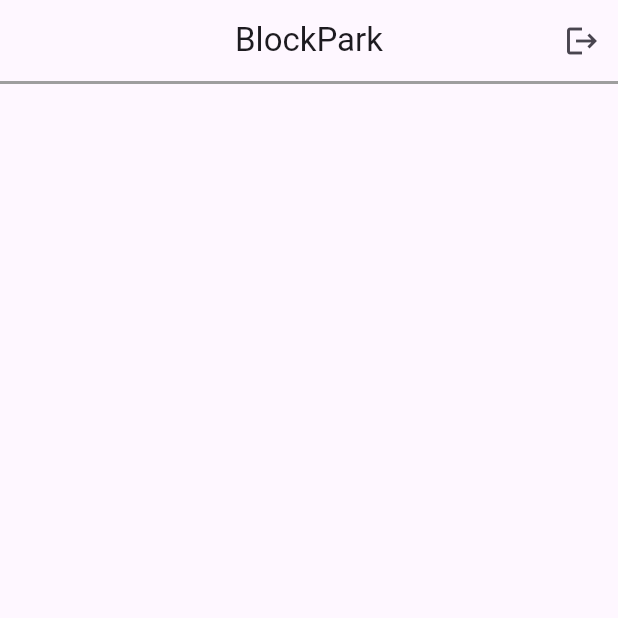
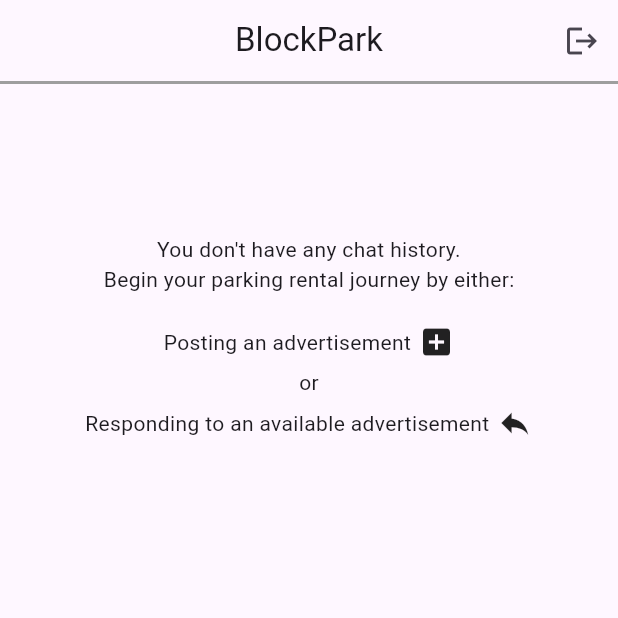
Before and after one commit to Grapensparr/BlockPark, a Flutter app: the ChatView screen opened directly, on a phone screen of 412 x 824 dp, the top half of it. Run offline on Flutter 3.47's test engine with Material 3 defaults, Android fonts, the phone set to English and light mode, and no system bars; our stand-ins replace shared_preferences, socket_io_client; accounts and stored records are empty; network calls fail.

Commit message:
Functionality to creat a new chat and open previous chats have been added

```diff
--- a/Frontend/lib/views/user/ChatView.dart
+++ b/Frontend/lib/views/user/ChatView.dart
@@ -7,7 +7,7 @@ import 'package:socket_io_client/socket_io_client.dart' as io;
 import 'package:flutter/material.dart';
 
 class ChatView extends StatefulWidget {
-  const ChatView({super.key});
+  const ChatView({Key? key}) : super(key: key);
 
   @override
   State<ChatView> createState() => _ChatViewState();
@@ -17,6 +17,7 @@ class _ChatViewState extends State<ChatView> {
   late io.Socket socket;
 
   List<ChatModel> chats = [];
+  bool loading = true;
 
   @override
   void initState() {
@@ -26,7 +27,7 @@ class _ChatViewState extends State<ChatView> {
   }
 
   void connect() {
-    socket = io.io('http://localhost:3000', <String, dynamic> {
+    socket = io.io('http://localhost:3000', <String, dynamic>{
       'transports': ['websocket'],
       'autoConnect': false,
     });
@@ -44,11 +45,19 @@ class _ChatViewState extends State<ChatView> {
           currentMessage: data.latestMessageContent,
           icon: Icons.person,
           time: data.latestMessageCreatedAt.toString(),
-          status: data.isReadByBoth
+          isReadByOwner: data.isReadByOwner,
+          isReadByRenter: data.isReadByRenter,
+          parkingAddress: data.parkingAddress,
+          parkingZipCode: data.parkingZipCode,
+          parkingCity: data.parkingCity,
         )).toList();
+        loading = false;
       });
     } catch (e) {
       print('Error fetching chats: $e');
+      setState(() {
+        loading = false;
+      });
     }
   }
 
@@ -56,12 +65,57 @@ class _ChatViewState extends State<ChatView> {
   Widget build(BuildContext context) {
     return Scaffold(
       appBar: const Header(),
-      body: ListView.builder(
-        itemBuilder: (context, index) => ChatCard(
-          chatModel: chats[index]
-        ),
-        itemCount: chats.length,
-      )
+      body: loading
+        ? const Center(child: CircularProgressIndicator())
+        : chats.isEmpty
+          ? const Center(
+            child: Column(
+              children: [
+                SizedBox(height: 100),
+                Row(
+                  mainAxisAlignment: MainAxisAlignment.center,
+                  children: [
+                    Text(
+                      "You don't have any chat history.\nBegin your parking rental journey by either:",
+                      textAlign: TextAlign.center,
+                    ),
+                  ],
+                ),
+                SizedBox(height: 20),
+                Row(
+                  mainAxisAlignment: MainAxisAlignment.center,
+                  children: [
+                    Text("Posting an advertisement"),
+                    SizedBox(width: 5),
+                    Icon(Icons.add_box),
+                  ],
+                ),
+                SizedBox(height: 5),
+                Row(
+                  mainAxisAlignment: MainAxisAlignment.center,
+                  children: [
+                    Text(
+                      "or",
+                      textAlign: TextAlign.center,
+                    ),
+                  ],
+                ),
+                SizedBox(height: 5),
+                Row(
+                  mainAxisAlignment: MainAxisAlignment.center,
+                  children: [
+                    Text("Responding to an available advertisement"),
+                    SizedBox(width: 5),
+                    Icon(Icons.reply),
+                  ],
+                ),
+              ],
+            ),
+          )
+          : ListView.builder(
+            itemBuilder: (context, index) => ChatCard(chatModel: chats[index]),
+            itemCount: chats.length,
+          ),
     );
   }
 }
--- a/Frontend/lib/widgets/chats/ChatData.dart
+++ b/Frontend/lib/widgets/chats/ChatData.dart
@@ -4,7 +4,11 @@ class ChatData {
   final String latestMessageContent;
   final String latestMessageSender;
   final DateTime latestMessageCreatedAt;
-  final bool isReadByBoth;
+  final bool isReadByOwner;
+  final bool isReadByRenter;
+  final String parkingAddress;
+  final String parkingZipCode;
+  final String parkingCity;
 
   ChatData({
     required this.chatId,
@@ -12,7 +16,11 @@ class ChatData {
     required this.latestMessageContent,
     required this.latestMessageSender,
     required this.latestMessageCreatedAt,
-    required this.isReadByBoth,
+    required this.isReadByOwner,
+    required this.isReadByRenter,
+    required this.parkingAddress,
+    required this.parkingZipCode,
+    required this.parkingCity,
   });
 
   factory ChatData.fromJson(Map<String, dynamic> json) {
@@ -22,7 +30,11 @@ class ChatData {
       latestMessageContent: json['latestMessage']['content'],
       latestMessageSender: json['latestMessage']['sender'],
       latestMessageCreatedAt: DateTime.parse(json['latestMessage']['createdAt']),
-      isReadByBoth: json['isReadByBoth'],
+      isReadByOwner: json['isReadByOwner'],
+      isReadByRenter: json['isReadByRenter'],
+      parkingAddress: json['parkingSpace']['address'],
+      parkingZipCode: json['parkingSpace']['zipCode'],
+      parkingCity: json['parkingSpace']['city'],
     );
   }
 }
--- a/Frontend/lib/widgets/chats/ChatModel.dart
+++ b/Frontend/lib/widgets/chats/ChatModel.dart
@@ -1,12 +1,16 @@
 import 'package:flutter/material.dart';
 
 class ChatModel {
-  String chatId;
-  String userId;
-  String currentMessage;
-  IconData icon;
-  String time;
-  bool status;
+  final String chatId;
+  final String userId;
+  final String currentMessage;
+  final IconData icon;
+  final String time;
+  final bool isReadByOwner;
+  final bool isReadByRenter;
+  final String parkingAddress;
+  final String parkingZipCode;
+  final String parkingCity;
 
   ChatModel({
     required this.chatId,
@@ -14,6 +18,10 @@ class ChatModel {
     required this.currentMessage,
     required this.icon,
     required this.time,
-    required this.status,
+    required this.isReadByOwner,
+    required this.isReadByRenter,
+    required this.parkingAddress,
+    required this.parkingZipCode,
+    required this.parkingCity,
   });
 }
```
Also changed, not shown: Frontend/lib/controllers/ChatController.dart (+17 -1 lines), Frontend/lib/routing/UserRouting.dart (+36 -2 lines), Frontend/lib/views/user/ChatDetails.dart (+70 -0 lines), Frontend/lib/widgets/chats/ChatCard.dart (+26 -3 lines), Frontend/lib/widgets/listings/SearchCard.dart (+25 -2 lines), 4 other files.
